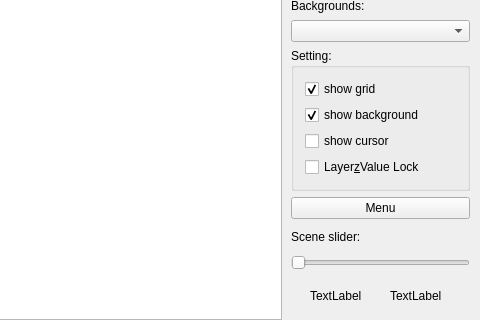
Qt form mainwindow.ui (Vazzi/Stalker-Editor) before a commit; both pictures show x 520 to 1000 and y 282 to 602 of the 1000 by 602 pixel window.
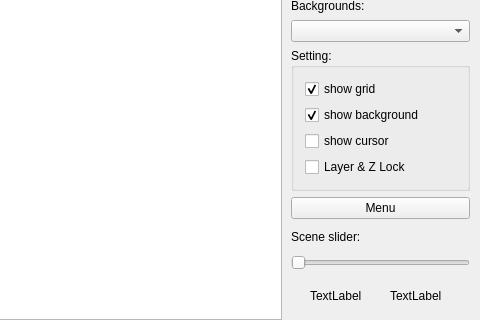
The same form after that commit.

```diff
--- a/mainwindow.ui
+++ b/mainwindow.ui
@@ -295,7 +295,7 @@
           <item>
            <widget class="QCheckBox" name="checkBoxLayerZLock">
             <property name="text">
-             <string>Layer&amp;zValue Lock</string>
+             <string>Layer &amp;&amp; Z Lock</string>
             </property>
            </widget>
           </item>
```
